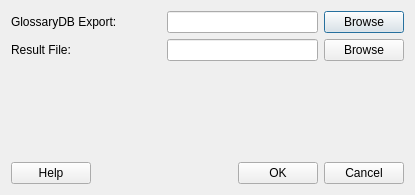
Before: the Qt Designer form extensions/plugins/fiwi_tools/gui/fiwi_glossary_evaluation.ui in FilmColors/VIAN, drawn with Qt 5.
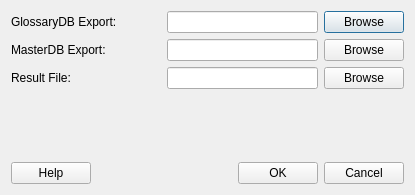
After: the same form once the commit is applied.

What changed in the file:
```diff
--- a/extensions/plugins/fiwi_tools/gui/fiwi_glossary_evaluation.ui
+++ b/extensions/plugins/fiwi_tools/gui/fiwi_glossary_evaluation.ui
@@ -49,6 +49,45 @@
        </item>
       </layout>
      </item>
+     <item>
+      <layout class="QHBoxLayout" name="horizontalLayout_3">
+       <item>
+        <widget class="QLabel" name="label_3">
+         <property name="sizePolicy">
+          <sizepolicy hsizetype="Preferred" vsizetype="Preferred">
+           <horstretch>0</horstretch>
+           <verstretch>0</verstretch>
+          </sizepolicy>
+         </property>
+         <property name="minimumSize">
+          <size>
+           <width>150</width>
+           <height>0</height>
+          </size>
+         </property>
+         <property name="maximumSize">
+          <size>
+           <width>150</width>
+           <height>16777215</height>
+          </size>
+         </property>
+         <property name="text">
+          <string>MasterDB Export:</string>
+         </property>
+        </widget>
+       </item>
+       <item>
+        <widget class="QLineEdit" name="lineEdit_DB"/>
+       </item>
+       <item>
+        <widget class="QPushButton" name="btn_Database">
+         <property name="text">
+          <string>Browse</string>
+         </property>
+        </widget>
+       </item>
+      </layout>
+     </item>
      <item>
       <layout class="QHBoxLayout" name="horizontalLayout_2">
        <item>
```
